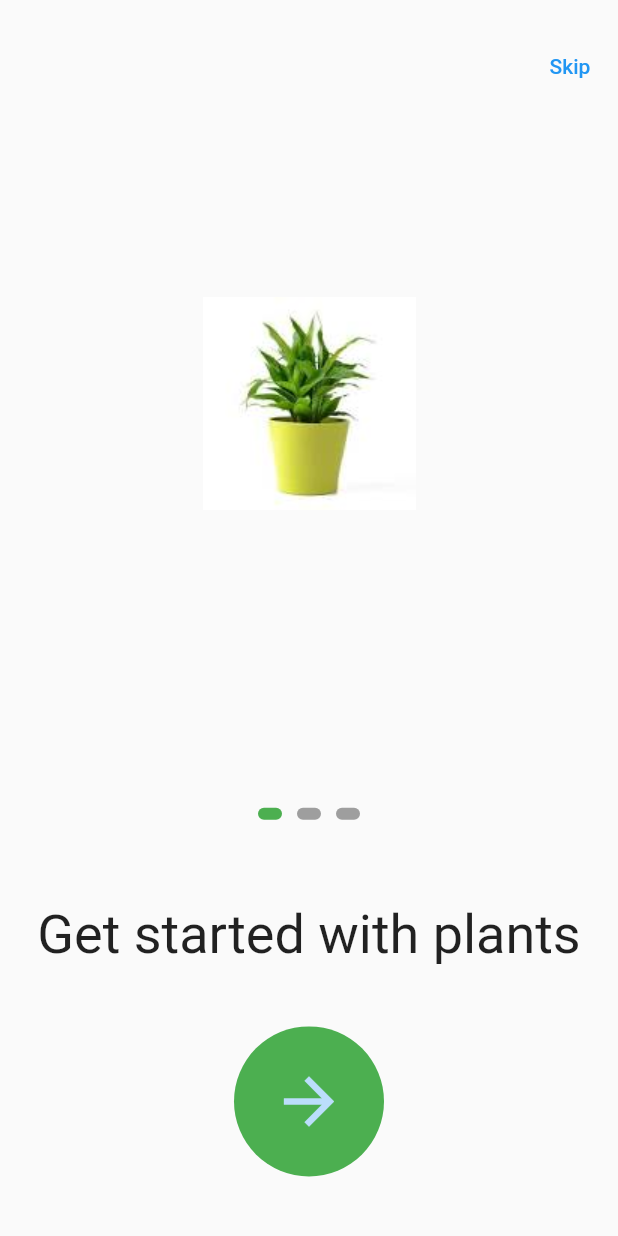
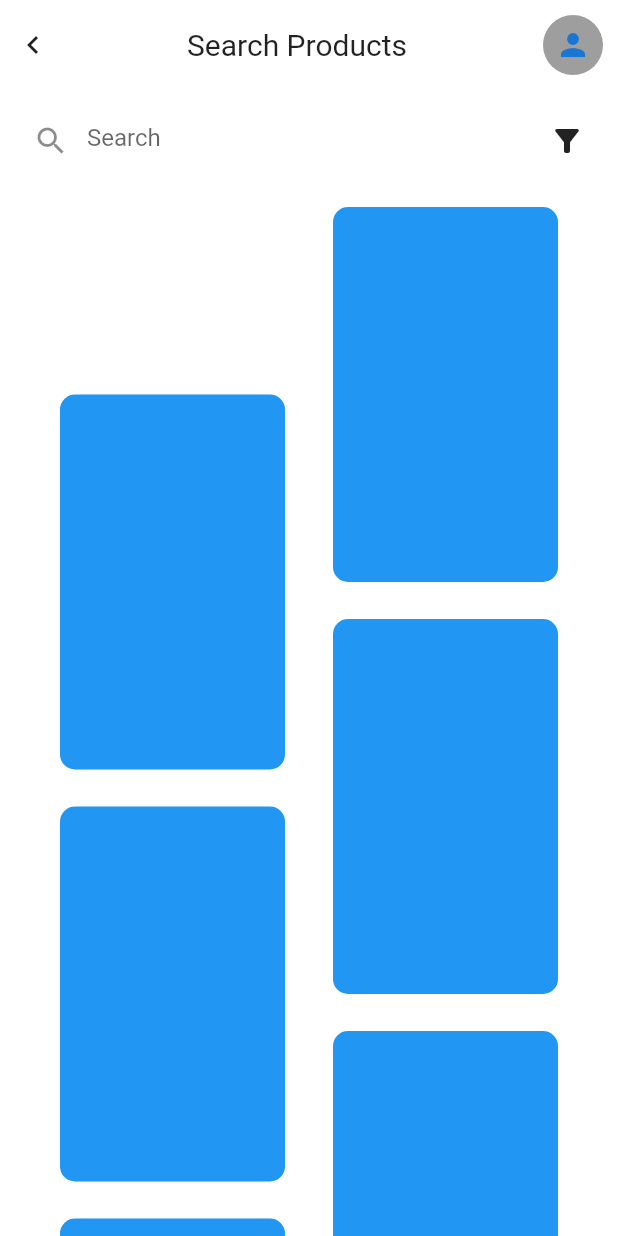
Before and after one commit to Teewhydot/ui_challenge, a Flutter app: the screen it shows after launch, on a phone screen of 412 x 824 dp. Run offline on Flutter 3.47's test engine with Material 2 defaults, Android fonts, the phone set to English and light mode, and no system bars.

Commit message:
Begun working on search result items page and details page.

```diff
--- a/lib/main.dart
+++ b/lib/main.dart
@@ -1,5 +1,6 @@
 import 'package:flutter/material.dart';
 import 'package:ui_challenge/onboarding.dart';
+import 'package:ui_challenge/search_results_page.dart';
 
 void main() {
   runApp(const MyApp());
@@ -13,6 +14,6 @@ class MyApp extends StatelessWidget {
     return const MaterialApp(
         title: 'Flutter Demo',
         debugShowCheckedModeBanner: false,
-        home: IntroPage());
+        home: SearchResults());
   }
 }
--- a/lib/onboarding.dart
+++ b/lib/onboarding.dart
@@ -1,4 +1,3 @@
-
 import 'package:flutter/material.dart';
 import 'package:ui_challenge/generated/assets.dart';
 
@@ -27,15 +26,16 @@ class _IntroPageState extends State<IntroPage> {
       );
     }
   }
-  void lastPage(){
-      Navigator.pushNamed(context, '/home');
+
+  void lastPage() {
+    Navigator.pushNamed(context, '/home');
   }
 
   @override
   Widget build(BuildContext context) {
     return Scaffold(
       body: Stack(
-        children:  [
+        children: [
           Column(
             crossAxisAlignment: CrossAxisAlignment.center,
             children: [
@@ -50,13 +50,16 @@ class _IntroPageState extends State<IntroPage> {
                   },
                   children: const [
                     IntroItem(
-                      image: Assets.imagesPlant1, // Replace with your image asset.
+                      image:
+                          Assets.imagesPlant1, // Replace with your image asset.
                     ),
                     IntroItem(
-                      image:  Assets.imagesPlant2, // Replace with your image asset.
+                      image:
+                          Assets.imagesPlant2, // Replace with your image asset.
                     ),
                     IntroItem(
-                      image:  Assets.imagesPlant3, // Replace with your image asset.
+                      image:
+                          Assets.imagesPlant3, // Replace with your image asset.
                     ),
                   ],
                 ),
@@ -78,19 +81,26 @@ class _IntroPageState extends State<IntroPage> {
                 }),
               ),
               const SizedBox(height: 56.0),
-              const Text('Get started with plants',style: TextStyle(
-                  fontSize: 36
-              ),),
+              const Text(
+                'Get started with plants',
+                style: TextStyle(fontSize: 36),
+              ),
               Expanded(
                 flex: 1,
                 child: GestureDetector(
-                  onTap:_nextPage ,
+                  onTap: _nextPage,
                   child: CircleAvatar(
                     backgroundColor: Colors.green,
                     radius: 50,
                     child: _currentPage == 2
-                        ? const Icon(Icons.check, size: 50,)
-                        : const Icon(Icons.arrow_forward,size: 50, ),
+                        ? const Icon(
+                            Icons.check,
+                            size: 50,
+                          )
+                        : const Icon(
+                            Icons.arrow_forward,
+                            size: 50,
+                          ),
                   ),
                 ),
               ),
@@ -99,9 +109,11 @@ class _IntroPageState extends State<IntroPage> {
           Positioned(
             top: 20,
             right: 0,
-            child: TextButton(onPressed: (){
-              lastPage();
-            }, child: const Text('Skip')),
+            child: TextButton(
+                onPressed: () {
+                  lastPage();
+                },
+                child: const Text('Skip')),
           ),
         ],
       ),
@@ -112,15 +124,16 @@ class _IntroPageState extends State<IntroPage> {
 class IntroItem extends StatelessWidget {
   final String image;
 
-  const IntroItem({super.key, required this.image,});
+  const IntroItem({
+    super.key,
+    required this.image,
+  });
 
   @override
   Widget build(BuildContext context) {
-    return Column(
-      mainAxisAlignment: MainAxisAlignment.center,
-      children: [
-        Image.asset(image,fit: BoxFit.cover,), // Adjust the height as needed.
-      ],
-    );
+    return Image.asset(
+      image,
+      fit: BoxFit.cover,
+    ); // Adjust the height as needed.
   }
 }
--- /dev/null
+++ b/lib/search_results_items.dart
@@ -0,0 +1,48 @@
+import 'package:flutter/material.dart';
+
+class ContainerGrid extends StatelessWidget {
+  const ContainerGrid({super.key});
+
+  @override
+  Widget build(BuildContext context) {
+    return GridView.builder(
+      itemCount: 10, // Change this to the number of grids you want.
+      gridDelegate: const SliverGridDelegateWithFixedCrossAxisCount(
+        crossAxisCount: 1,
+        childAspectRatio: 1.5,
+      ),
+      itemBuilder: (BuildContext context, int index) {
+        return Stack(
+          clipBehavior: Clip.none,
+          children: [
+            Positioned(
+              top: 125,
+              child: Container(// Change the color as desired.
+                height: 250.0, // Adjust the height and width as needed.
+                width: 150.0,
+                margin: const EdgeInsets.only(left: 40),
+                decoration: BoxDecoration(
+                  borderRadius: BorderRadius.circular(10),
+                  color: Colors.blue, // Change the color as desired.
+                ),
+                // Adjust the margin as needed.
+              ),
+            ),
+            Positioned(
+              right: 0,
+              child: Container(
+                height: 250.0, // Adjust the height and width as needed.
+                width:150.0,
+                decoration: BoxDecoration(
+                  borderRadius: BorderRadius.circular(10),
+                  color: Colors.blue, // Change the color as desired.
+                ),
+                margin: const EdgeInsets.only(right: 40), // Adjust the margin as needed.
+              ),
+            ),
+          ],
+        );
+      },
+    );
+  }
+}
--- /dev/null
+++ b/lib/search_results_page.dart
@@ -0,0 +1,77 @@
+import 'package:flutter/material.dart';
+import 'package:ui_challenge/search_results_items.dart';
+
+class SearchResults extends StatefulWidget {
+  const SearchResults({Key? key}) : super(key: key);
+
+  @override
+  State<SearchResults> createState() => _SearchResultsState();
+}
+
+class _SearchResultsState extends State<SearchResults> {
+  @override
+  Widget build(BuildContext context) {
+    return Scaffold(
+      backgroundColor: Colors.white70,
+      body: SafeArea(
+          child: Column(
+        children: [
+          const Padding(
+            padding: EdgeInsets.all(10.0),
+            child: Row(
+              mainAxisAlignment: MainAxisAlignment.spaceBetween,
+              children: [
+                Icon(Icons.chevron_left),
+                Text(
+                  'Search Products',
+                  style: TextStyle(fontSize: 20, fontWeight: FontWeight.normal),
+                ),
+                CircleAvatar(
+                  backgroundColor: Colors.grey,
+                  child: Icon(Icons.person),
+                )
+              ],
+            ),
+          ),
+          const SizedBox(
+            height: 10,
+          ),
+          Row(
+            children: [
+              // text field for search
+              Expanded(
+                child: Container(
+                  margin: const EdgeInsets.only(left: 10, right: 10),
+                  decoration: BoxDecoration(
+                      color: Colors.white70,
+                      borderRadius: BorderRadius.circular(10)),
+                  child: const TextField(
+                    decoration: InputDecoration(
+                        hintText: 'Search',
+                        border: InputBorder.none,
+                        prefixIcon: Icon(Icons.search)),
+                  ),
+                ),
+              ),
+              // filter button
+              Container(
+                margin: const EdgeInsets.only(right: 10),
+                decoration: BoxDecoration(
+                    color: Colors.white70,
+                    borderRadius: BorderRadius.circular(10)),
+                child: IconButton(
+                  onPressed: () {},
+                  icon: const Icon(Icons.filter_alt),
+                ),
+              )
+            ],
+          ),
+          const SizedBox(
+            height: 20,
+          ),
+          const Expanded(child: ContainerGrid()),
+        ],
+      )),
+    );
+  }
+}
```
